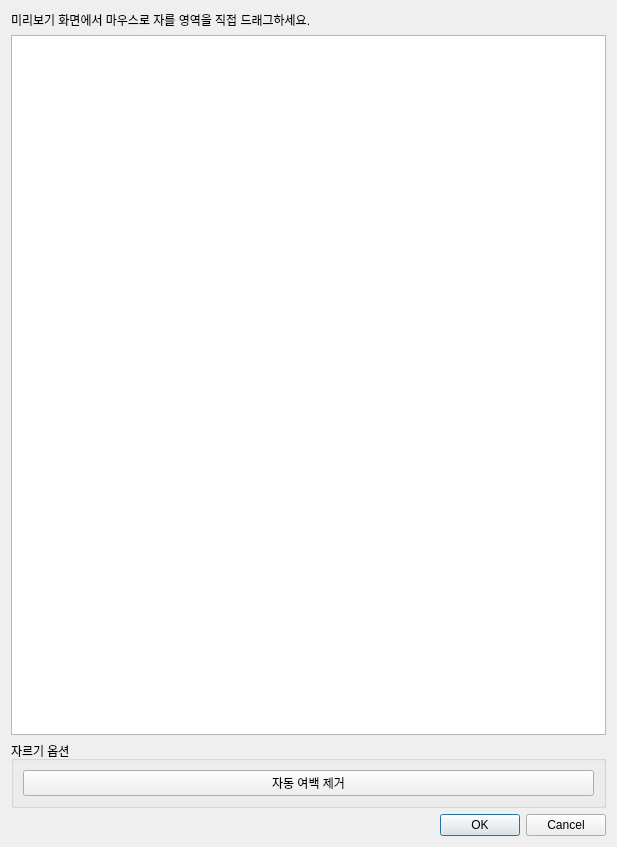
Qt form ui/crop_dialog.ui (Glen-Lee-glitch/new_viewer) before a commit.
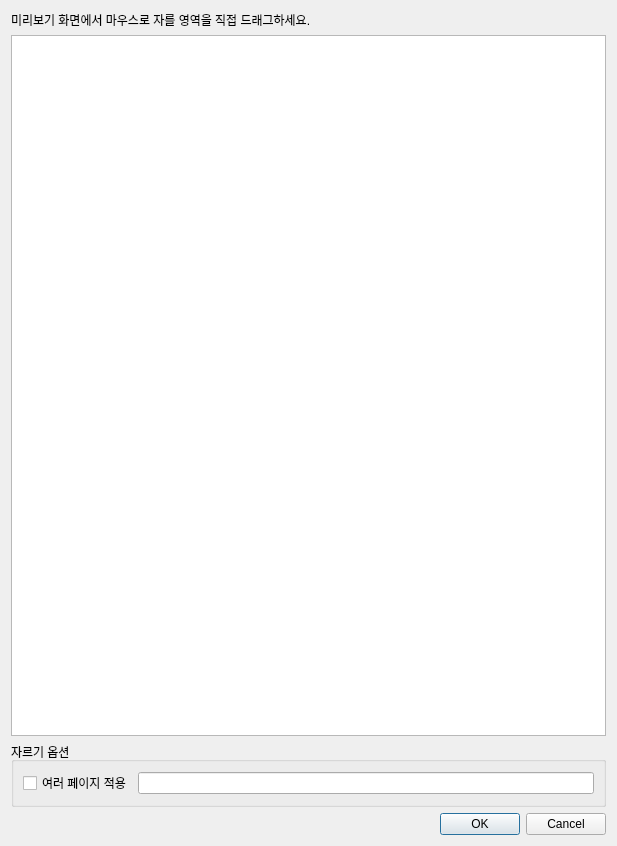
The same form after that commit.

Commit message:
feat: UI 자르기 대화상자 수정
- 수직 레이아웃을 수평 레이아웃으로 변경하여 UI 구성 개선
- '자동 여백 제거' 버튼을 '여러 페이지 적용' 체크박스로 변경
- 페이지 입력을 위한 QLineEdit 추가

What changed in the file:
```diff
--- a/ui/crop_dialog.ui
+++ b/ui/crop_dialog.ui
@@ -38,14 +38,17 @@
        <property name="title">
         <string>자르기 옵션</string>
        </property>
-       <layout class="QVBoxLayout" name="verticalLayout_3">
+       <layout class="QHBoxLayout" name="horizontalLayout">
         <item>
-         <widget class="QPushButton" name="btn_auto_crop">
+         <widget class="QCheckBox" name="checkBox_dummy">
           <property name="text">
-           <string>자동 여백 제거</string>
+           <string>여러 페이지 적용</string>
           </property>
          </widget>
         </item>
+        <item>
+         <widget class="QLineEdit" name="lineEdit_page"/>
+        </item>
        </layout>
       </widget>
      </item>
```
